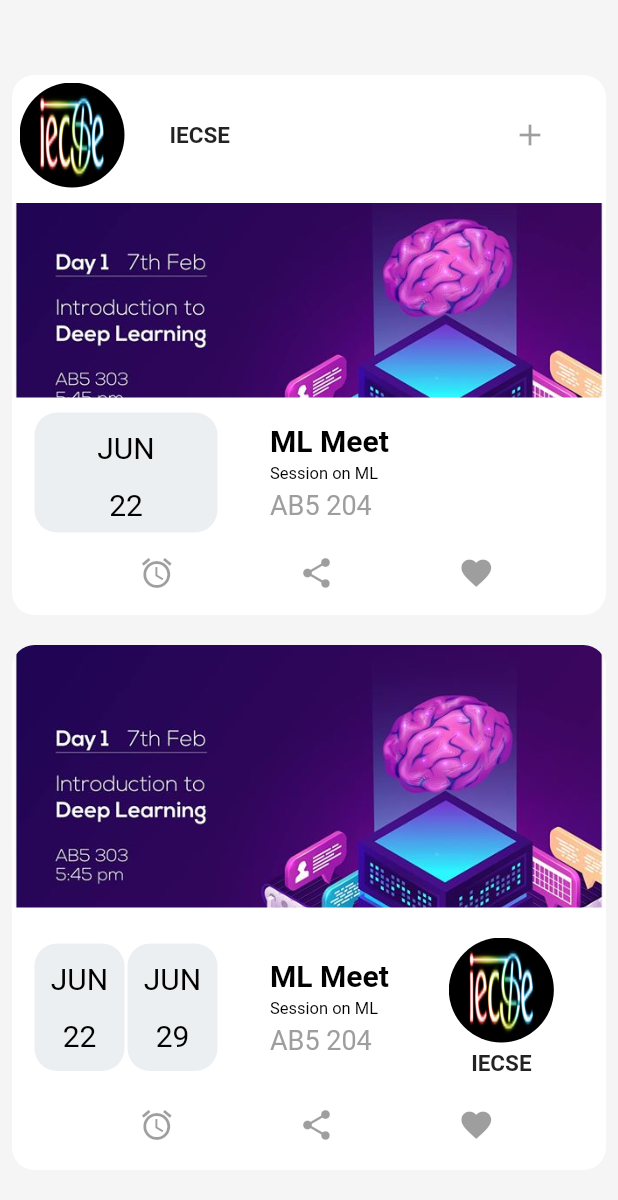
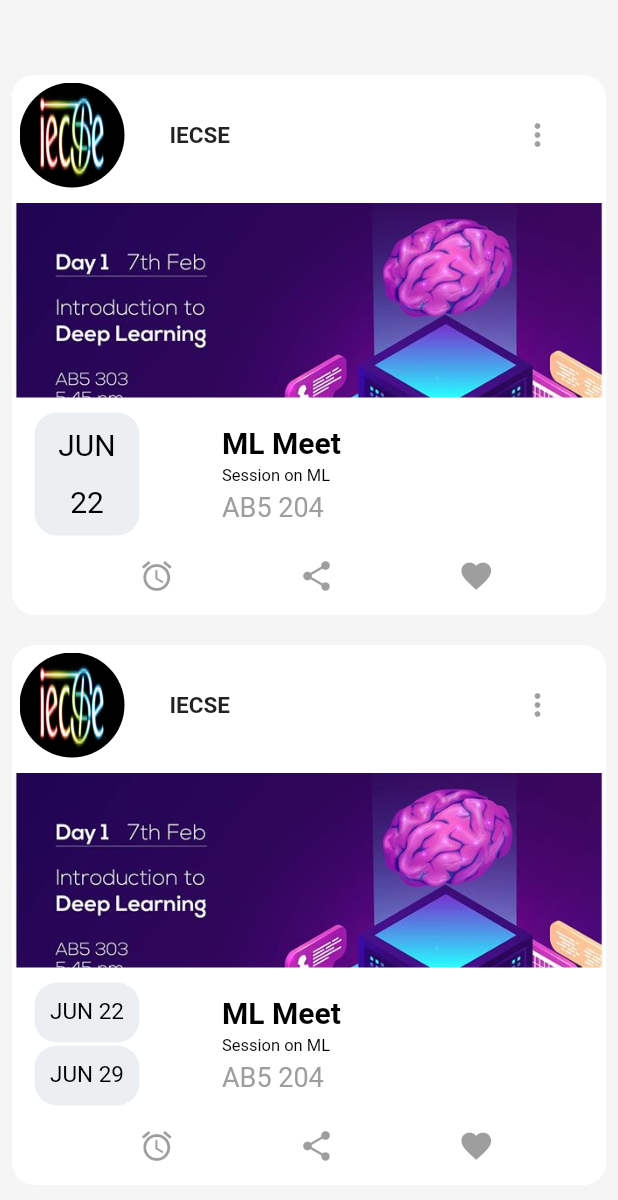
Before and after one commit to NiharikaNeha/Event_Template, a Flutter app: the screen it shows after launch, on a phone screen of 412 x 824 dp. Shown: the top 1200 px of the screen. Run offline on Flutter 3.47's test engine with Material 2 defaults, Android fonts, the phone set to English and light mode, and no system bars.

Commit message:
Horizontal Dateboxes

```diff
--- a/lib/main.dart
+++ b/lib/main.dart
@@ -16,7 +16,7 @@ class MyApp extends StatelessWidget {
     return Scaffold(
       backgroundColor: Colors.grey[100],
       body: Padding(
-        padding: EdgeInsets.only(left: 8.0, right: 8.0, bottom: 8.0, top: 50.0),
+        padding: EdgeInsets.only(left: 8.0, right: 8.0, bottom: 5.0, top: 50.0),
         child: Column(
           children: <Widget>[
             Container(
@@ -54,7 +54,7 @@ class MyApp extends StatelessWidget {
                                   fontWeight: FontWeight.bold,
                               ),
                             ),
-                            SizedBox(width: 180.0,),
+                            SizedBox(width: 185.0,),
                             Container(
                               height: 40.0,
                               width: 40.0,
@@ -63,7 +63,7 @@ class MyApp extends StatelessWidget {
                                 color: Colors.white,
                               ),
                               child: IconButton(
-                                icon: Icon(Icons.add),
+                                icon: Icon(Icons.more_vert),
                               ),
                             ),
                           ],
@@ -90,14 +90,14 @@ class MyApp extends StatelessWidget {
                       child: Row(
                         children: <Widget>[
                           Container(
-                            height: 80.0,
-                            width: 122.0,
+                            height: 82.0,
+                            width: 70.0,
                             decoration: BoxDecoration(
                                 borderRadius: BorderRadius.circular(15.0),
                                 color: Colors.blueGrey[50]
                             ),
                             child: Padding(
-                              padding: EdgeInsets.only(top: 12.0, left: 10.0, right: 10.0),
+                              padding: EdgeInsets.only(top: 10.0, left: 10.0, right: 10.0),
                               child: Column(
                                 children: <Widget>[
                                   Text(
@@ -120,7 +120,7 @@ class MyApp extends StatelessWidget {
                             ),
                           ),
                           //Circular Image of club with club name at below
-                          SizedBox(width: 25.0,),
+                          SizedBox(width: 45.0,),
                           Padding(
                             padding: EdgeInsets.only(left: 10.0, right: 20.0, top: 5.0, bottom: 5.0),
                             child: Column(
@@ -210,7 +210,7 @@ class MyApp extends StatelessWidget {
               ),
             SizedBox(height: 20.0,),
             Container(
-              height: 350.0,
+              height: 360.0,
               width: MediaQuery.of(context).size.width,
               decoration: BoxDecoration(
                   borderRadius: BorderRadius.circular(15.0),
@@ -218,10 +218,53 @@ class MyApp extends StatelessWidget {
               ),
               child: Column(
                 children: <Widget>[
+                  Padding(
+                    padding: EdgeInsets.all(5.0),
+                    child: Row(
+                      children: <Widget>[
+                        Row(
+                          children: <Widget>[
+                            Container(
+                              height: 70.0,
+                              width: 70.0,
+                              decoration: BoxDecoration(
+                                  borderRadius: BorderRadius.circular(35.0),
+                                  image: DecorationImage(
+                                      image: AssetImage('assets/iecse.jpg'),
+                                      fit: BoxFit.fill
+                                  )
+                              ),
+                            ),
+                            SizedBox(width: 30.0,),
+                            Text(
+                              'IECSE',
+                              textAlign: TextAlign.start,
+                              style: TextStyle(
+                                fontSize: 15.0,
+                                fontWeight: FontWeight.bold,
+                              ),
+                            ),
+                            SizedBox(width: 185.0,),
+                            Container(
+                              height: 40.0,
+                              width: 40.0,
+                              decoration: BoxDecoration(
+                                borderRadius: BorderRadius.circular(35.0),
+                                color: Colors.white,
+                              ),
+                              child: IconButton(
+                                icon: Icon(Icons.more_vert),
+                              ),
+                            ),
+                          ],
+                        ),
+                      ],
+                    ),
+                  ),
+                  SizedBox(height: 5.0,),
                   ClipRRect(
-                    borderRadius: BorderRadius.only(topLeft: Radius.circular(15.0), topRight: Radius.circular(15.0)),
                     child: Container(
-                      height: 175.0,
+                      height: 130.0,
                       width: MediaQuery.of(context).size.width,
                       decoration: BoxDecoration(
                           image: DecorationImage(
@@ -231,73 +274,55 @@ class MyApp extends StatelessWidget {
                       ),
                     ),
                   ),
-                  SizedBox(height: 15.0,),
+                  SizedBox(height: 5.0,),
                   Padding(
                     padding: EdgeInsets.only(top: 5.0, left: 15.0),
                     child: Row(
                       children: <Widget>[
+                        Column(
+                          children: <Widget>[
                             Container(
-                          height: 85.0,
-                          width: 60.0,
+                              height: 40.0,
+                              width: 70.0,
                               decoration: BoxDecoration(
                                   borderRadius: BorderRadius.circular(15.0),
                                   color: Colors.blueGrey[50]
                               ),
                               child: Padding(
-                            padding: EdgeInsets.only(top: 12.0, left: 10.0, right: 10.0),
-                            child: Column(
-                              children: <Widget>[
-                                Text(
-                                  'JUN',
+                                padding: (EdgeInsets.only(top: 10.0)),
+                                child: Text(
+                                  'JUN 22',
+                                  textAlign: TextAlign.center,
                                   style: TextStyle(
                                       color: Colors.black,
-                                      fontSize: 20.0
+                                      fontSize: 15.0
                                   ),
                                 ),
-                                SizedBox(height: 15.0,),
-                                Text(
-                                  '22',
-                                  style: TextStyle(
-                                      color: Colors.black,
-                                      fontSize: 20.0
+                              )
                             ),
-                                ),
-                              ],
-                            ),
-                          ),
-                        ),
-                        SizedBox(width: 2.0,),
+                            SizedBox(height: 2.0,),
                             Container(
-                          height: 85.0,
-                          width: 60.0,
+                              height: 40.0,
+                              width: 70.0,
                               decoration: BoxDecoration(
                                   borderRadius: BorderRadius.circular(15.0),
                                   color: Colors.blueGrey[50]
                               ),
                               child: Padding(
-                            padding: EdgeInsets.only(top: 12.0, left: 10.0, right: 10.0),
-                            child: Column(
-                              children: <Widget>[
-                                Text(
-                                  'JUN',
+                                padding: (EdgeInsets.only(top: 10.0)),
+                                child: Text(
+                                  'JUN 29',
+                                  textAlign: TextAlign.center,
                                   style: TextStyle(
                                       color: Colors.black,
-                                      fontSize: 20.0
+                                      fontSize: 15.0
                                   ),
                                 ),
-                                SizedBox(height: 15.0,),
-                                Text(
-                                  '29',
-                                  style: TextStyle(
-                                      color: Colors.black,
-                                      fontSize: 20.0
-                                  ),
+                              )
                             ),
                           ],
                         ),
-                          ),
-                        ),
-                        SizedBox(width: 25.0,),
+                        SizedBox(width: 45.0,),
                         Padding(
                           padding: EdgeInsets.only(left: 10.0, right: 20.0, top: 5.0, bottom: 5.0),
                           child: Column(
@@ -330,34 +355,10 @@ class MyApp extends StatelessWidget {
                             ],
                           ),
                         ),
-                        SizedBox(width: 20.0,),
-                        Column(
-                          children: <Widget>[
-                            Container(
-                              height: 70.0,
-                              width: 70.0,
-                              decoration: BoxDecoration(
-                                  borderRadius: BorderRadius.circular(35.0),
-                                  image: DecorationImage(
-                                      image: AssetImage('assets/iecse.jpg'),
-                                      fit: BoxFit.fill
-                                  )
+                      ],
                     ),
                   ),
                   SizedBox(height: 5.0,),
-                            Text(
-                              'IECSE',
-                              style: TextStyle(
-                                  fontSize: 15.0,
-                                  fontWeight: FontWeight.bold
-                              ),
-                            )
-                          ],
-                        ),
-                      ],
-                    ),
-                  ),
-                  SizedBox(height: 10.0,),
                   Padding(
                     padding: EdgeInsets.only(top: 2.0, left: 10.0),
                     child: Row(
```
Lines whose indentation alone changed are shown as unchanged.
